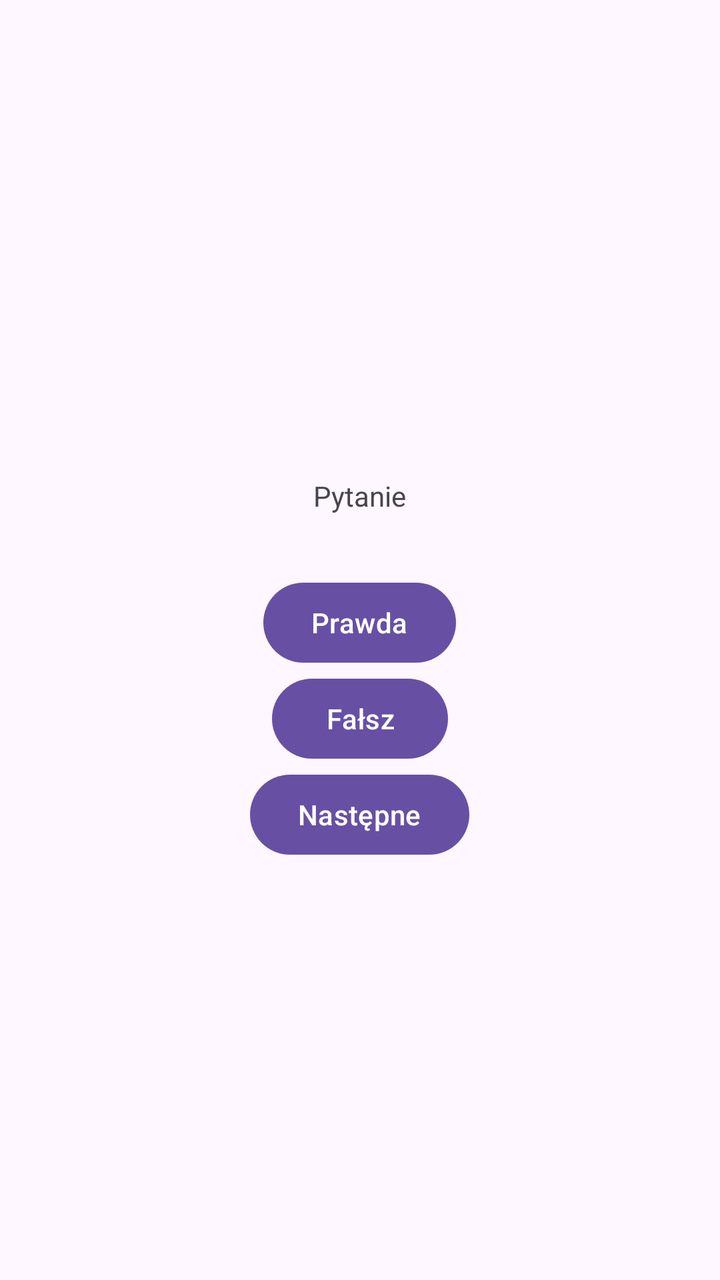
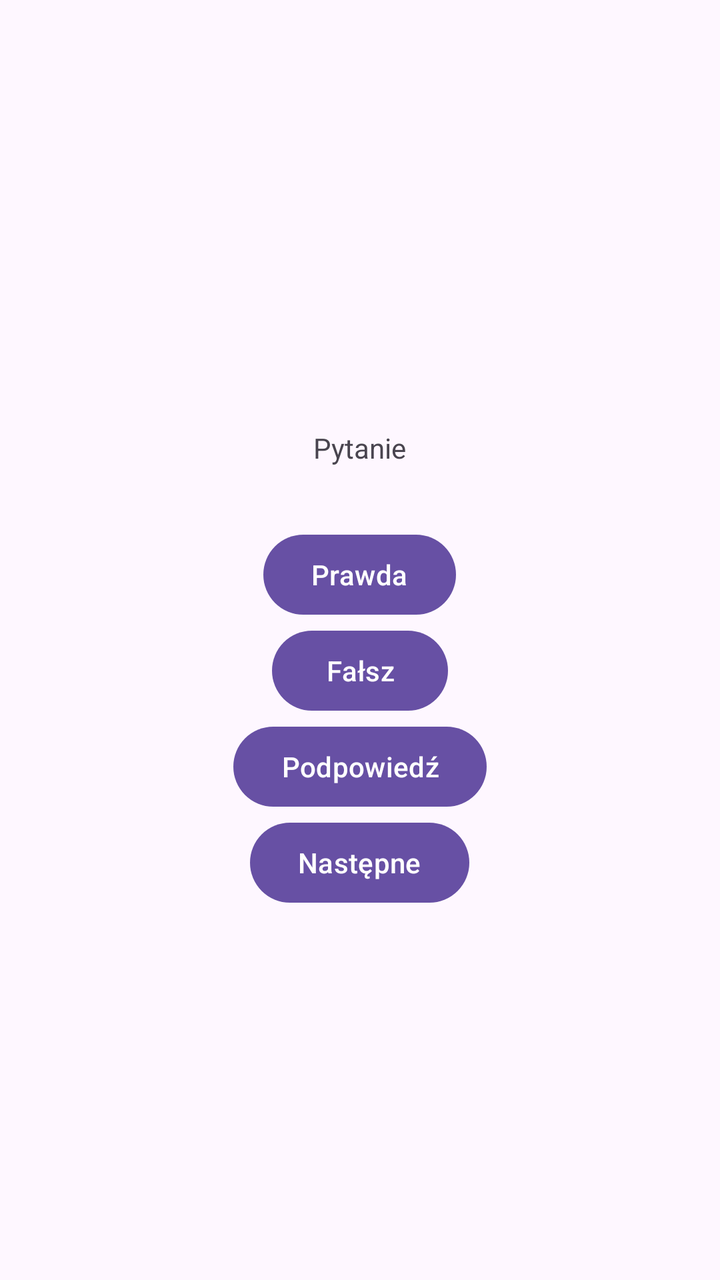

The first picture is an Android layout as it rendered before a commit; the second is the same layout after the commit. The layout source and the unified diff follow.
<!-- AndroidManifest.xml: application theme Theme.Zad1 -->
<!-- res/layout/activity_main.xml -->
<?xml version="1.0" encoding="utf-8"?>
<LinearLayout xmlns:android="http://schemas.android.com/apk/res/android"
    xmlns:app="http://schemas.android.com/apk/res-auto"
    xmlns:tools="http://schemas.android.com/tools"
    android:id="@+id/main"
    android:layout_width="match_parent"
    android:layout_height="match_parent"
    android:orientation="vertical"
    android:gravity="center"
    android:padding="24dp"
    tools:context=".MainActivity">

    <TextView
        android:id="@+id/question_text_view"
        android:layout_width="wrap_content"
        android:layout_height="wrap_content"
        android:padding="30dp"
        android:text="Pytanie" />

    <Button
        android:id="@+id/true_button"
        android:layout_width="wrap_content"
        android:layout_height="wrap_content"
        android:text="@string/button_true" />

    <Button
        android:id="@+id/false_button"
        android:layout_width="wrap_content"
        android:layout_height="wrap_content"
        android:text="@string/button_false" />

    <Button
        android:id="@+id/next_button"
        android:layout_width="wrap_content"
        android:layout_height="wrap_content"
        android:text="@string/button_next" />

</LinearLayout>
<!-- resources referenced by this layout -->
<resources>
  <string name="button_false">Fałsz</string>
  <string name="button_next">Następne</string>
  <string name="button_true">Prawda</string>
  <style name="Theme.Zad1" parent="Base.Theme.Zad1" />
  <style name="Base.Theme.Zad1" parent="Theme.Material3.DayNight.NoActionBar">
          
          
      </style>
</resources>

<!-- the commit's change to res/layout/activity_main.xml (unified diff, before → after) -->
@@ -5,8 +5,8 @@
     android:id="@+id/main"
     android:layout_width="match_parent"
     android:layout_height="match_parent"
+    android:gravity="center"
     android:orientation="vertical"
-    android:gravity="center"
     android:padding="24dp"
     tools:context=".MainActivity">
 
@@ -30,6 +30,12 @@
         android:text="@string/button_false" />
 
     <Button
+        android:id="@+id/hint_button"
+        android:layout_width="wrap_content"
+        android:layout_height="wrap_content"
+        android:text="@string/hint_button" />
+
+    <Button
         android:id="@+id/next_button"
         android:layout_width="wrap_content"
         android:layout_height="wrap_content"
<!-- resource entries referenced after the edit -->
@@ -3,6 +3,7 @@
   <string name="button_false">Fałsz</string>
   <string name="button_next">Następne</string>
   <string name="button_true">Prawda</string>
+  <string name="hint_button">Podpowiedź</string>
   <style name="Theme.Zad1" parent="Base.Theme.Zad1" />
   <style name="Base.Theme.Zad1" parent="Theme.Material3.DayNight.NoActionBar">
           
